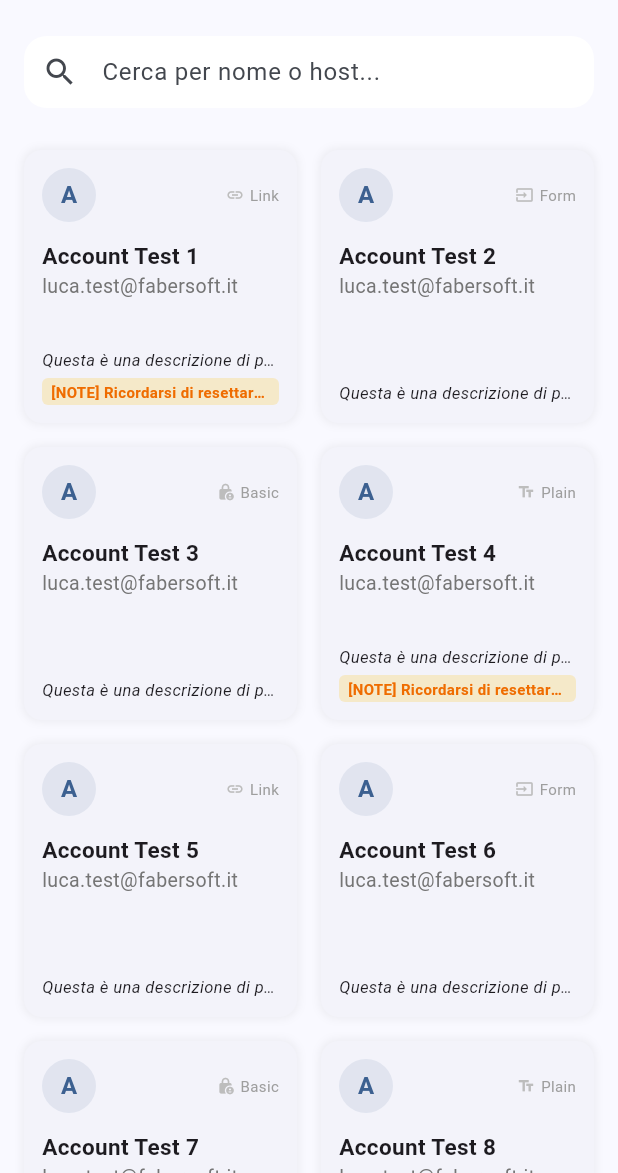
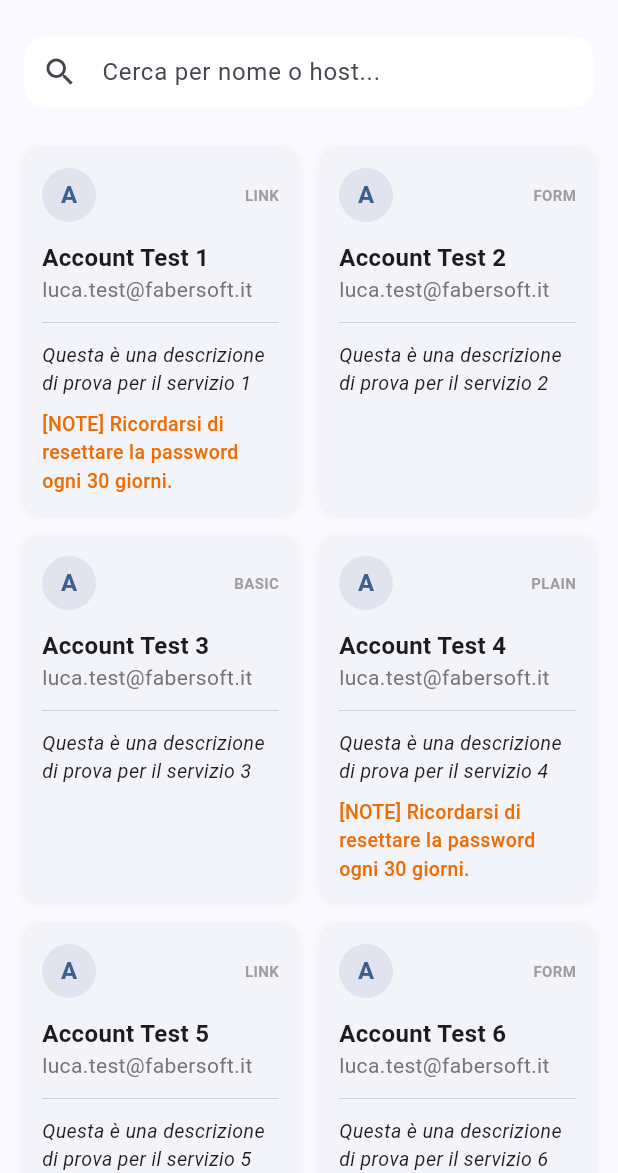
Before and after one commit to campanelliluca/dashboard_fabersoft_new, a Flutter app: the DashboardScreen screen opened directly, on a phone screen of 412 x 824 dp, the part 63-1236 px from its top. Run offline on Flutter 3.47's test engine with Material 3 defaults, Android fonts, the phone set to English and light mode, and no system bars; drawn by our look-alikes of reorderable_grid_view; our stand-ins replace flutter_svg, google_fonts, shared_preferences; accounts and stored records are empty; network calls fail.

Commit message:
3.a-3.b: Implementato Drag & Drop, risolto overflow e affinata UX con cursori intelligenti e azioni full-click

```diff
--- /dev/null
+++ b/devtools_options.yaml
@@ -0,0 +1,3 @@
+description: This file stores settings for Dart & Flutter DevTools.
+documentation: https://docs.flutter.dev/tools/devtools/extensions#configure-extension-enablement-states
+extensions:
--- a/lib/screens/dashboard_screen.dart
+++ b/lib/screens/dashboard_screen.dart
@@ -1,5 +1,9 @@
 import 'package:flutter/material.dart';
 import 'package:provider/provider.dart';
+/* Import del nuovo pacchetto per il Drag & Drop */
+import 'package:reorderable_grid_view/reorderable_grid_view.dart';
+
+/* Import assoluti come richiesto dal modus operandi */
 import 'package:dashboard_fabersoft_new/providers/auth_provider.dart';
 import 'package:dashboard_fabersoft_new/services/api_service.dart';
 import 'package:dashboard_fabersoft_new/models/account_model.dart';
@@ -13,10 +17,10 @@ class DashboardScreen extends StatefulWidget {
 }
 
 class _DashboardScreenState extends State<DashboardScreen> {
-  List<Account> _allAccounts = []; // Tutti i dati dal server
-  List<Account> _filteredAccounts = []; // Dati filtrati per la UI
-  bool _isLoading = true; // Stato del caricamento
-  String _errorMessage = ''; // Gestione errori
+  List<Account> _allAccounts = [];
+  List<Account> _filteredAccounts = [];
+  bool _isLoading = true;
+  String _errorMessage = '';
 
   @override
   void initState() {
@@ -24,7 +28,6 @@ class _DashboardScreenState extends State<DashboardScreen> {
     _fetchAccounts();
   }
 
-  /* Caricamento dati iniziale tramite ApiService */
   Future<void> _fetchAccounts() async {
     try {
       final auth = Provider.of<AuthProvider>(context, listen: false);
@@ -43,7 +46,6 @@ class _DashboardScreenState extends State<DashboardScreen> {
     }
   }
 
-  /* Logica di filtraggio locale */
   void _onSearchChanged(String query) {
     setState(() {
       _filteredAccounts = _allAccounts
@@ -53,6 +55,20 @@ class _DashboardScreenState extends State<DashboardScreen> {
                 acc.host.toLowerCase().contains(query.toLowerCase()),
           )
           .toList();
+    });
+  }
+
+  /* * 3.a: Funzione di riordinamento.
+   * Viene chiamata quando l'utente rilascia una mattonella in una nuova posizione.
+   */
+  void _onReorder(int oldIndex, int newIndex) {
+    setState(() {
+      // Rimuoviamo l'elemento dalla vecchia posizione e lo inseriamo nella nuova
+      final account = _filteredAccounts.removeAt(oldIndex);
+      _filteredAccounts.insert(newIndex, account);
+
+      // NOTA: Qui in futuro aggiungeremo la chiamata API per salvare l'ordine sul DB
+      debugPrint("Nuovo ordine salvato localmente");
     });
   }
 
@@ -71,7 +87,6 @@ class _DashboardScreenState extends State<DashboardScreen> {
                 Provider.of<AuthProvider>(context, listen: false).logout(),
           ),
         ],
-        /* Barra di ricerca integrata nell'AppBar */
         bottom: PreferredSize(
           preferredSize: const Size.fromHeight(70),
           child: Padding(
@@ -97,64 +112,57 @@ class _DashboardScreenState extends State<DashboardScreen> {
     );
   }
 
-  /* Widget dinamico per il corpo della pagina */
-  /* * Punto 2.a: Widget per il corpo della pagina con Griglia Responsive.
-   * LayoutBuilder ci permette di conoscere le dimensioni dello schermo.
-   */
   Widget _buildBody() {
-    if (_isLoading) {
-      return const Center(child: CircularProgressIndicator());
-    }
-
-    if (_errorMessage.isNotEmpty) {
+    if (_isLoading) return const Center(child: CircularProgressIndicator());
+    if (_errorMessage.isNotEmpty)
       return Center(
         child: Text(
           'Errore: $_errorMessage',
           style: const TextStyle(color: Colors.red),
         ),
       );
-    }
+    if (_filteredAccounts.isEmpty)
+      return const Center(child: Text('Nessun account trovato.'));
 
-    if (_filteredAccounts.isEmpty) {
-      return const Center(child: Text('Nessun account trovato.'));
-    }
-
-    // Usiamo LayoutBuilder per rendere la griglia adattiva
     return LayoutBuilder(
       builder: (context, constraints) {
-        // Calcoliamo il numero di colonne in base alla larghezza disponibile
         int crossAxisCount = _getCrossAxisCount(constraints.maxWidth);
 
-        return GridView.builder(
+        /* * PUNTO 3.a: ReorderableGridView
+         * Sostituisce il GridView standard per permettere il Drag & Drop.
+         */
+        return ReorderableGridView.builder(
           padding: const EdgeInsets.all(16),
-          // Definiamo la struttura della griglia
+          itemCount: _filteredAccounts.length,
+          /* Callback obbligatorio per gestire lo spostamento */
+          onReorder: _onReorder,
+          /* * Impostiamo il ritardo del Long Press.
+          * 200 millisecondi rendono l'azione immediata ma evitano attivazioni involontarie.
+          */
+          dragStartDelay: const Duration(milliseconds: 200),
           gridDelegate: SliverGridDelegateWithFixedCrossAxisCount(
-            crossAxisCount: crossAxisCount, // 6, 4 o 2 colonne
-            crossAxisSpacing: 16, // Spazio orizzontale tra mattonelle
-            mainAxisSpacing: 16, // Spazio verticale tra mattonelle
-            childAspectRatio: 1.0, // Le rende quadrate (mattonelle)
+            crossAxisCount: crossAxisCount,
+            crossAxisSpacing: 16,
+            mainAxisSpacing: 16,
+            /* Abbiamo mantenuto 0.65 come concordato per evitare overflow */
+            childAspectRatio: 0.75,
           ),
-          itemCount: _filteredAccounts.length,
           itemBuilder: (context, index) {
             final account = _filteredAccounts[index];
-            // Per ora usiamo ancora la vecchia AccountCard, la cambieremo nel punto 2.b
-            return AccountCard(account: account);
+            return AccountCard(
+              /* Fondamentale: ogni mattonella deve avere una Key univoca per il Drag & Drop */
+              key: ValueKey(account.id),
+              account: account,
+            );
           },
         );
       },
     );
   }
 
-  /* * Helper per decidere il numero di colonne (Breakpoint).
-   * Segue le tue specifiche: Desktop 6, Tablet 4, Smartphone 2.
-   */
   int _getCrossAxisCount(double width) {
-    if (width > 1200) {
-      return 6; // Desktop
-    } else if (width > 600) {
-      return 4; // Tablet
-    } else {
-      return 2; // Smartphone
-    }
+    if (width > 1200) return 6;
+    if (width > 600) return 4;
+    return 2;
   }
 }
--- a/lib/widgets/account_card.dart
+++ b/lib/widgets/account_card.dart
@@ -1,14 +1,10 @@
 import 'package:flutter/material.dart';
-import 'package:flutter/services.dart'; // Import per la gestione degli appunti (Clipboard)
-// Import assoluto come richiesto
+import 'package:flutter/services.dart';
+import 'package:url_launcher/url_launcher.dart';
 import 'package:dashboard_fabersoft_new/models/account_model.dart';
 
-/* * AccountCard: Versione 2.c interattiva.
- * Gestisce l'effetto hover su desktop e le azioni rapide.
- */
 class AccountCard extends StatefulWidget {
   final Account account;
-
   const AccountCard({super.key, required this.account});
 
   @override
@@ -16,22 +12,52 @@ class AccountCard extends StatefulWidget {
 }
 
 class _AccountCardState extends State<AccountCard> {
-  // Variabile di stato per sapere se il mouse è sopra la mattonella
   bool _isHovered = false;
+
+  /* * * Funzione per aprire l'URL nel browser.
+   * Include un controllo per aggiungere lo schema https:// se mancante.
+   */
+  Future<void> _openLink() async {
+    String host = widget.account.host.trim();
+    if (host.isEmpty) return;
+
+    // Se l'host non inizia con http o https, lo aggiungiamo noi
+    if (!host.startsWith('http://') && !host.startsWith('https://')) {
+      host = 'https://$host';
+    }
+
+    final Uri url = Uri.parse(host);
+
+    try {
+      // launchUrl con externalApplication apre il browser predefinito del sistema
+      if (await canLaunchUrl(url)) {
+        await launchUrl(url, mode: LaunchMode.externalApplication);
+      } else {
+        throw 'Impossibile lanciare $url';
+      }
+    } catch (e) {
+      if (mounted) {
+        ScaffoldMessenger.of(context).showSnackBar(
+          SnackBar(content: Text('Errore: Indirizzo non valido ($host)')),
+        );
+      }
+    }
+  }
 
   @override
   Widget build(BuildContext context) {
     final primaryColor = Theme.of(context).colorScheme.primary;
 
     return MouseRegion(
-      // Cambiamo lo stato quando il mouse entra o esce
+      // Usiamo 'grab' per indicare che la mattonella è spostabile (Drag & Drop)
+      // Quando l'utente preme, diventerà automaticamente 'grabbing' (manina chiusa)
+      cursor: SystemMouseCursors.grab,
       onEnter: (_) => setState(() => _isHovered = true),
       onExit: (_) => setState(() => _isHovered = false),
       child: AnimatedContainer(
-        duration: const Duration(milliseconds: 200),
+        duration: const Duration(milliseconds: 300),
         decoration: BoxDecoration(
           borderRadius: BorderRadius.circular(12),
-          // Aggiungiamo un'ombra più marcata se il mouse è sopra
           boxShadow: _isHovered
               ? [
                   BoxShadow(
@@ -56,10 +82,11 @@ class _AccountCardState extends State<AccountCard> {
           ),
           child: Stack(
             children: [
-              // --- LIVELLO 1: INFORMAZIONI DELL'ACCOUNT ---
+              // --- LIVELLO 1: VISUALIZZAZIONE DATI (Senza click diretto) ---
               Padding(
                 padding: const EdgeInsets.all(12.0),
                 child: Column(
+                  mainAxisAlignment: MainAxisAlignment.start,
                   crossAxisAlignment: CrossAxisAlignment.start,
                   children: [
                     Row(
@@ -86,7 +113,7 @@ class _AccountCardState extends State<AccountCard> {
                       widget.account.label,
                       style: const TextStyle(
                         fontWeight: FontWeight.bold,
-                        fontSize: 15,
+                        fontSize: 16,
                       ),
                       maxLines: 1,
                       overflow: TextOverflow.ellipsis,
@@ -95,40 +122,32 @@ class _AccountCardState extends State<AccountCard> {
                       widget.account.user.isNotEmpty
                           ? widget.account.user
                           : 'Nessun utente',
-                      style: TextStyle(color: Colors.grey[600], fontSize: 13),
+                      style: TextStyle(color: Colors.grey[600], fontSize: 14),
                       maxLines: 1,
                       overflow: TextOverflow.ellipsis,
                     ),
-                    const Spacer(),
+                    const Divider(height: 24, thickness: 0.5),
                     if (widget.account.descr.isNotEmpty)
                       Text(
                         widget.account.descr,
                         style: const TextStyle(
                           fontStyle: FontStyle.italic,
-                          fontSize: 11,
+                          fontSize: 13,
                         ),
-                        maxLines: 1,
+                        maxLines: 2,
                         overflow: TextOverflow.ellipsis,
                       ),
+                    const SizedBox(height: 8),
                     if (widget.account.note.isNotEmpty)
-                      Container(
-                        margin: const EdgeInsets.only(top: 4),
-                        padding: const EdgeInsets.symmetric(
-                          horizontal: 6,
-                          vertical: 2,
-                        ),
-                        decoration: BoxDecoration(
-                          color: Colors.amber.withValues(alpha: 0.2),
-                          borderRadius: BorderRadius.circular(4),
-                        ),
+                      Flexible(
                         child: Text(
                           "[NOTE] ${widget.account.note}",
                           style: TextStyle(
-                            fontSize: 10,
-                            fontWeight: FontWeight.bold,
+                            fontSize: 13,
+                            fontWeight: FontWeight.w500,
                             color: Colors.orange.shade800,
                           ),
-                          maxLines: 1,
+                          maxLines: 4,
                           overflow: TextOverflow.ellipsis,
                         ),
                       ),
@@ -136,42 +155,45 @@ class _AccountCardState extends State<AccountCard> {
                 ),
               ),
 
-              // --- LIVELLO 2: AZIONI RAPIDE (VISIBILI SOLO IN HOVER) ---
-              if (_isHovered)
+              // --- LIVELLO 2: OVERLAY AZIONI RAPIDE ---
               Positioned.fill(
+                child: AnimatedOpacity(
+                  opacity: _isHovered ? 1.0 : 0.0,
+                  duration: const Duration(milliseconds: 300),
+                  child: IgnorePointer(
+                    ignoring: !_isHovered,
                     child: Container(
                       decoration: BoxDecoration(
                         color: Colors.white.withValues(
-                        alpha: 0.9,
-                      ), // Sfondo semitrasparente
+                          alpha: 0.95,
+                        ), // Leggermente più coprente
                         borderRadius: BorderRadius.circular(12),
                       ),
-                    child: Center(
                       child: Row(
                         mainAxisAlignment: MainAxisAlignment.spaceEvenly,
                         children: [
+                          // Qui il cursore tornerà automaticamente a 'click'
+                          // perché IconButton ha il suo comportamento nativo
                           _quickAction(
-                            icon: Icons.person_outline,
-                            label: 'User',
-                            onTap: () =>
+                            Icons.person_outline,
+                            'User',
+                            () =>
                                 _copy(widget.account.user, 'Username copiato'),
                           ),
                           _quickAction(
-                            icon: Icons.vpn_key_outlined,
-                            label: 'Pass',
-                            onTap: () => _copy(
-                              '********',
-                              'Password copiata',
-                            ), // Simulata per ora
+                            Icons.vpn_key_outlined,
+                            'Pass',
+                            () => _copy('********', 'Password copiata'),
                           ),
+                          // RINOMINATO: Da "Lancia" a "Apri" e collegato alla funzione corretta
                           _quickAction(
-                            icon: Icons.launch,
-                            label: 'Lancia',
-                            onTap: () =>
-                                debugPrint('Lancio: ${widget.account.host}'),
+                            Icons.open_in_new,
+                            'Apri',
+                            _openLink,
                             color: primaryColor,
                           ),
                         ],
+                      ),
                     ),
                   ),
                 ),
@@ -183,64 +205,60 @@ class _AccountCardState extends State<AccountCard> {
     );
   }
 
-  // Widget helper per i pulsanti User/Pass/Lancia
-  Widget _quickAction({
-    required IconData icon,
-    required String label,
-    required VoidCallback onTap,
+  // Widget helper per i pulsanti User/Pass/Apri
+  // --- HELPER AGGIORNATO PER AZIONI RAPIDE ---
+  Widget _quickAction(
+    IconData icon,
+    String label,
+    VoidCallback onTap, {
     Color? color,
   }) {
-    return Column(
+    return InkWell(
+      onTap: onTap, // Il click ora è attivo su tutto il widget (Icona + Testo)
+      borderRadius: BorderRadius.circular(
+        8,
+      ), // Arrotonda l'effetto "ripple" al clic
+      // Cambiamo il cursore in 'click' per questa specifica area
+      mouseCursor: SystemMouseCursors.click,
+      child: Padding(
+        padding: const EdgeInsets.symmetric(horizontal: 12, vertical: 8),
+        child: Column(
           mainAxisSize: MainAxisSize.min,
           children: [
-        IconButton(
-          icon: Icon(icon, color: color ?? Colors.grey[700]),
-          onPressed: onTap,
+            Icon(
+              icon,
+              color: color ?? Colors.grey[700],
+              size: 24, // Leggermente più grande per facilitare il click
             ),
+            const SizedBox(height: 4),
             Text(
               label,
-          style: const TextStyle(fontSize: 10, fontWeight: FontWeight.bold),
+              style: const TextStyle(fontSize: 11, fontWeight: FontWeight.bold),
             ),
           ],
+        ),
+      ),
     );
   }
 
   // Funzione per copiare negli appunti
   void _copy(String text, String msg) {
+    if (text.isEmpty) return;
     Clipboard.setData(ClipboardData(text: text));
     ScaffoldMessenger.of(context).showSnackBar(
       SnackBar(content: Text(msg), duration: const Duration(seconds: 1)),
     );
   }
 
-  // Badge del metodo (già visto nel 2.b)
+  // Badge del metodo di autenticazione
   Widget _buildMethodBadge(String method) {
-    IconData icon;
-    String label;
-    switch (method.toLowerCase()) {
-      case 'form':
-        icon = Icons.input;
-        label = "Form";
-        break;
-      case 'basic':
-        icon = Icons.lock_person;
-        label = "Basic";
-        break;
-      case 'link':
-        icon = Icons.link;
-        label = "Link";
-        break;
-      default:
-        icon = Icons.text_fields;
-        label = "Plain";
-    }
-    return Row(
-      mainAxisSize: MainAxisSize.min,
-      children: [
-        Icon(icon, size: 12, color: Colors.grey[400]),
-        const SizedBox(width: 4),
-        Text(label, style: TextStyle(fontSize: 10, color: Colors.grey[500])),
-      ],
+    return Text(
+      method.toUpperCase(),
+      style: TextStyle(
+        fontSize: 10,
+        color: Colors.grey[500],
+        fontWeight: FontWeight.bold,
+      ),
     );
   }
 }
--- a/pubspec.yaml
+++ b/pubspec.yaml
@@ -33,10 +33,12 @@ dependencies:
   flutter_svg: ^2.0.10+1
 
   # Pacchetti per FaberSoft Dashboard
+  url_launcher: ^6.3.0
   http: ^1.1.0
   google_fonts: ^6.1.0
   shared_preferences: ^2.2.0
   provider: ^6.0.5
+  reorderable_grid_view: ^2.2.6
 
   # The following adds the Cupertino Icons font to your application.
   # Use with the CupertinoIcons class for iOS style icons.
```
Also changed, not shown: pubspec.lock, 5 other files. Lines whose indentation alone changed are shown as unchanged.
